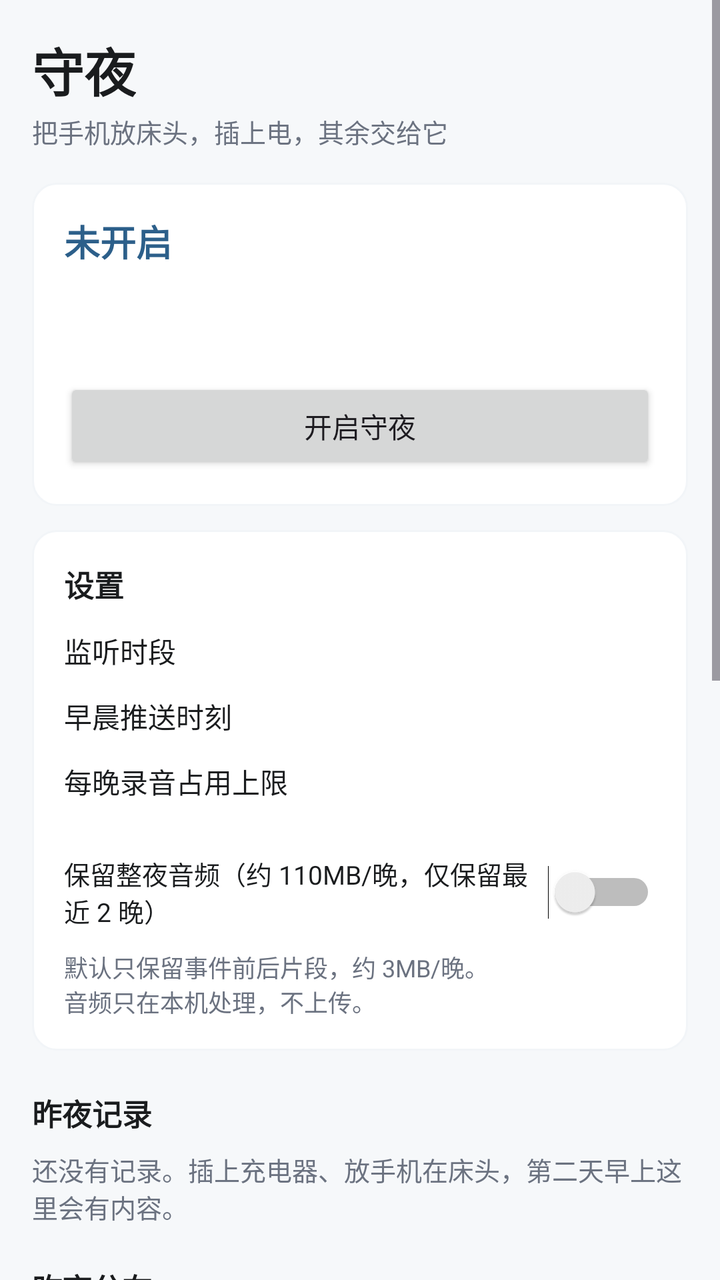
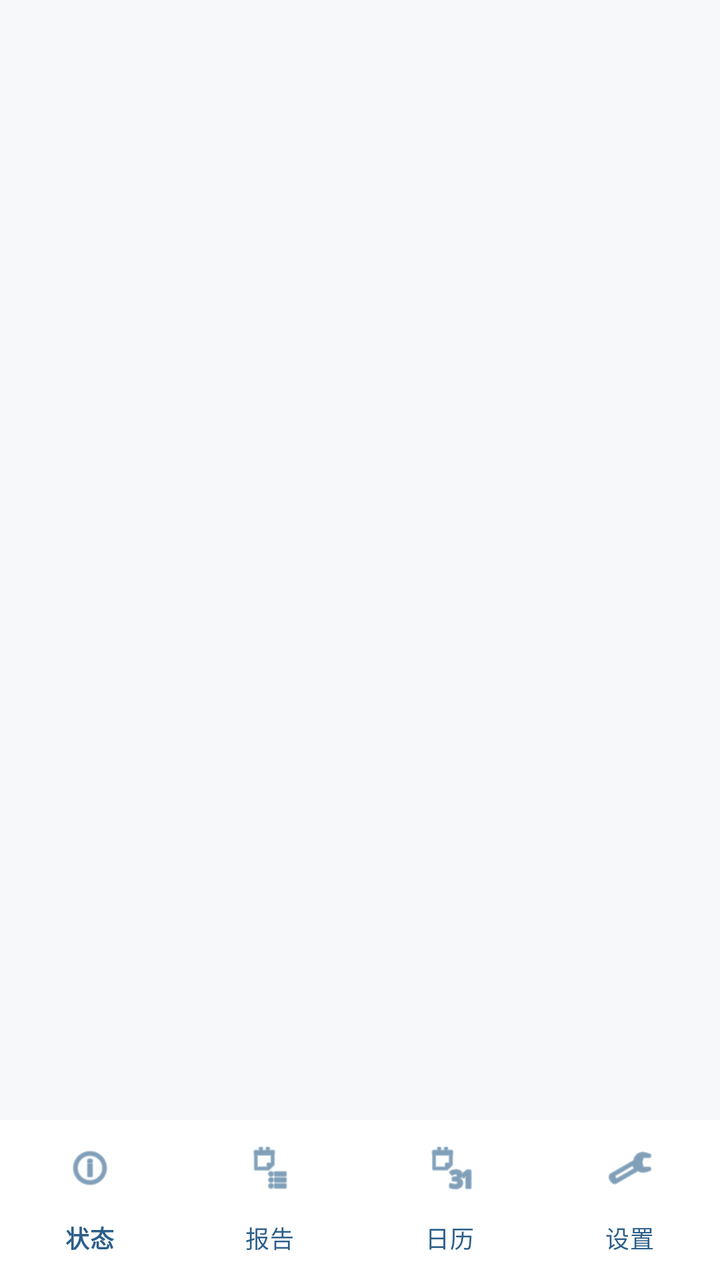

Two renders of the same Android screen: before a commit and after it. Below are the layout's source before the change and the commit's diff.
<!-- AndroidManifest.xml: application theme Theme.SleepSentry -->
<!-- res/layout/activity_main.xml -->
<?xml version="1.0" encoding="utf-8"?>
<ScrollView xmlns:android="http://schemas.android.com/apk/res/android"
    android:layout_width="match_parent"
    android:layout_height="match_parent"
    android:background="@color/bg"
    android:fillViewport="true">

    <LinearLayout
        android:layout_width="match_parent"
        android:layout_height="wrap_content"
        android:orientation="vertical"
        android:padding="16dp">

        <TextView
            android:layout_width="wrap_content"
            android:layout_height="wrap_content"
            android:text="@string/app_name"
            android:textColor="@color/text"
            android:textSize="26sp"
            android:textStyle="bold" />

        <TextView
            android:layout_width="wrap_content"
            android:layout_height="wrap_content"
            android:layout_marginTop="2dp"
            android:text="@string/tagline"
            android:textColor="@color/textDim"
            android:textSize="13sp" />

        
        <LinearLayout
            android:layout_width="match_parent"
            android:layout_height="wrap_content"
            android:layout_marginTop="16dp"
            android:background="@drawable/card_bg"
            android:orientation="vertical"
            android:padding="16dp">

            <TextView
                android:id="@+id/stateText"
                android:layout_width="wrap_content"
                android:layout_height="wrap_content"
                android:textColor="@color/brand"
                android:textSize="18sp"
                android:textStyle="bold"
                tools:ignore="MissingPrefix"
                xmlns:tools="http://schemas.android.com/tools"
                android:text="@string/state_idle" />

            <TextView
                android:id="@+id/liveText"
                android:layout_width="wrap_content"
                android:layout_height="wrap_content"
                android:layout_marginTop="4dp"
                android:textColor="@color/textDim"
                android:textSize="13sp" />

            <TextView
                android:id="@+id/streakText"
                android:layout_width="wrap_content"
                android:layout_height="wrap_content"
                android:layout_marginTop="4dp"
                android:textColor="@color/good"
                android:textSize="13sp" />

            <Button
                android:id="@+id/toggleBtn"
                android:layout_width="match_parent"
                android:layout_height="48dp"
                android:layout_marginTop="12dp"
                android:text="@string/action_enable" />
        </LinearLayout>

        
        <TextView
            android:id="@+id/warnText"
            android:layout_width="match_parent"
            android:layout_height="wrap_content"
            android:layout_marginTop="10dp"
            android:background="@drawable/warn_bg"
            android:padding="12dp"
            android:textColor="@color/warn"
            android:textSize="13sp"
            android:visibility="gone" />

        
        <LinearLayout
            android:layout_width="match_parent"
            android:layout_height="wrap_content"
            android:layout_marginTop="12dp"
            android:background="@drawable/card_bg"
            android:orientation="vertical"
            android:padding="16dp">

            <TextView
                android:layout_width="wrap_content"
                android:layout_height="wrap_content"
                android:text="设置"
                android:textColor="@color/text"
                android:textSize="15sp"
                android:textStyle="bold" />

            <LinearLayout
                android:id="@+id/windowRow"
                android:layout_width="match_parent"
                android:layout_height="wrap_content"
                android:layout_marginTop="12dp"
                android:orientation="horizontal">

                <TextView
                    android:layout_width="0dp"
                    android:layout_height="wrap_content"
                    android:layout_weight="1"
                    android:text="@string/label_window"
                    android:textColor="@color/text"
                    android:textSize="14sp" />

                <TextView
                    android:id="@+id/windowText"
                    android:layout_width="wrap_content"
                    android:layout_height="wrap_content"
                    android:textColor="@color/brand"
                    android:textSize="14sp"
                    android:textStyle="bold" />
            </LinearLayout>

            <LinearLayout
                android:id="@+id/morningRow"
                android:layout_width="match_parent"
                android:layout_height="wrap_content"
                android:layout_marginTop="12dp"
                android:orientation="horizontal">

                <TextView
                    android:layout_width="0dp"
                    android:layout_height="wrap_content"
                    android:layout_weight="1"
                    android:text="早晨推送时刻"
                    android:textColor="@color/text"
                    android:textSize="14sp" />

                <TextView
                    android:id="@+id/morningText"
                    android:layout_width="wrap_content"
                    android:layout_height="wrap_content"
                    android:textColor="@color/brand"
                    android:textSize="14sp"
                    android:textStyle="bold" />
            </LinearLayout>

            <LinearLayout
                android:id="@+id/quotaRow"
                android:layout_width="match_parent"
                android:layout_height="wrap_content"
                android:layout_marginTop="12dp"
                android:orientation="horizontal">

                <LinearLayout
                    android:layout_width="0dp"
                    android:layout_height="wrap_content"
                    android:layout_weight="1"
                    android:orientation="vertical">

                    <TextView
                        android:layout_width="wrap_content"
                        android:layout_height="wrap_content"
                        android:text="每晚录音占用上限"
                        android:textColor="@color/text"
                        android:textSize="14sp" />

                    <TextView
                        android:id="@+id/quotaUsage"
                        android:layout_width="wrap_content"
                        android:layout_height="wrap_content"
                        android:layout_marginTop="2dp"
                        android:textColor="@color/textDim"
                        android:textSize="12sp" />
                </LinearLayout>

                <TextView
                    android:id="@+id/quotaText"
                    android:layout_width="wrap_content"
                    android:layout_height="wrap_content"
                    android:layout_gravity="center_vertical"
                    android:textColor="@color/brand"
                    android:textSize="14sp"
                    android:textStyle="bold" />
            </LinearLayout>

            <Switch
                android:id="@+id/fullAudioSwitch"
                android:layout_width="match_parent"
                android:layout_height="wrap_content"
                android:layout_marginTop="8dp"
                android:text="保留整夜音频（约 110MB/晚，仅保留最近 2 晚）"
                android:textColor="@color/text"
                android:textSize="13sp" />

            <TextView
                android:layout_width="match_parent"
                android:layout_height="wrap_content"
                android:layout_marginTop="10dp"
                android:text="默认只保留事件前后片段，约 3MB/晚。\n音频只在本机处理，不上传。"
                android:textColor="@color/textDim"
                android:textSize="12sp" />
        </LinearLayout>

        
        <TextView
            android:id="@+id/lastNightHeader"
            android:layout_width="wrap_content"
            android:layout_height="wrap_content"
            android:layout_marginTop="20dp"
            android:text="@string/label_last_night"
            android:textColor="@color/text"
            android:textSize="15sp"
            android:textStyle="bold" />

        <TextView
            android:id="@+id/emptyText"
            android:layout_width="match_parent"
            android:layout_height="wrap_content"
            android:layout_marginTop="8dp"
            android:text="@string/no_record"
            android:textColor="@color/textDim"
            android:textSize="13sp" />

        <LinearLayout
            android:id="@+id/reportCard"
            android:layout_width="match_parent"
            android:layout_height="wrap_content"
            android:layout_marginTop="10dp"
            android:background="@drawable/card_bg"
            android:orientation="vertical"
            android:padding="16dp"
            android:visibility="gone">

            <TextView
                android:id="@+id/reportHeadline"
                android:layout_width="wrap_content"
                android:layout_height="wrap_content"
                android:textColor="@color/text"
                android:textSize="17sp"
                android:textStyle="bold" />

            <TextView
                android:id="@+id/reportSub"
                android:layout_width="wrap_content"
                android:layout_height="wrap_content"
                android:layout_marginTop="4dp"
                android:textColor="@color/textDim"
                android:textSize="13sp" />

            <TextView
                android:id="@+id/reportLevel"
                android:layout_width="wrap_content"
                android:layout_height="wrap_content"
                android:layout_marginTop="8dp"
                android:textSize="15sp"
                android:textStyle="bold" />

            <com.sleepsentry.ui.TimelineView
                android:id="@+id/timeline"
                android:layout_width="match_parent"
                android:layout_height="120dp"
                android:layout_marginTop="12dp" />

            <TextView
                android:layout_width="match_parent"
                android:layout_height="wrap_content"
                android:layout_marginTop="6dp"
                android:text="橙色标记为疑似呼吸暂停事件，点击可回听原声"
                android:textColor="@color/textDim"
                android:textSize="12sp" />

            <LinearLayout
                android:layout_width="match_parent"
                android:layout_height="wrap_content"
                android:layout_marginTop="10dp"
                android:gravity="end">

                <Button
                    android:id="@+id/sortBtn"
                    android:layout_width="wrap_content"
                    android:layout_height="36dp"
                    android:minWidth="0dp"
                    android:paddingLeft="16dp"
                    android:paddingRight="16dp"
                    android:textSize="12sp" />
            </LinearLayout>

            <LinearLayout
                android:id="@+id/eventList"
                android:layout_width="match_parent"
                android:layout_height="wrap_content"
                android:layout_marginTop="8dp"
                android:orientation="vertical" />
        </LinearLayout>

        <TextView
            android:layout_width="wrap_content"
            android:layout_height="wrap_content"
            android:layout_marginTop="20dp"
            android:text="昨夜分布"
            android:textColor="@color/text"
            android:textSize="15sp"
            android:textStyle="bold" />

        <com.sleepsentry.ui.HourlyChartView
            android:id="@+id/hourlyChart"
            android:layout_width="match_parent"
            android:layout_height="150dp"
            android:layout_marginTop="8dp"
            android:background="@drawable/card_bg" />

        <TextView
            android:layout_width="match_parent"
            android:layout_height="wrap_content"
            android:layout_marginTop="4dp"
            android:text="横轴是钟点，浅蓝底为当晚实际有录音的时段。点击柱子可跳到该时段的事件。"
            android:textColor="@color/textDim"
            android:textSize="12sp" />

        
        <TextView
            android:layout_width="wrap_content"
            android:layout_height="wrap_content"
            android:layout_marginTop="20dp"
            android:text="@string/label_trend"
            android:textColor="@color/text"
            android:textSize="15sp"
            android:textStyle="bold" />

        <com.sleepsentry.ui.TrendView
            android:id="@+id/trend"
            android:layout_width="match_parent"
            android:layout_height="110dp"
            android:layout_marginTop="8dp"
            android:background="@drawable/card_bg" />

        <Button
            android:id="@+id/clearAllBtn"
            android:layout_width="match_parent"
            android:layout_height="48dp"
            android:layout_marginTop="20dp"
            android:backgroundTint="@color/bad"
            android:text="清除所有录音与记录"
            android:textColor="#FFFFFFFF"
            android:textSize="15sp" />

        <TextView
            android:layout_width="match_parent"
            android:layout_height="wrap_content"
            android:layout_marginTop="6dp"
            android:text="会删掉全部音频文件与历史报告，不可恢复。设置与监听开关不受影响。"
            android:textColor="@color/textDim"
            android:textSize="12sp" />

        <TextView
            android:layout_width="match_parent"
            android:layout_height="wrap_content"
            android:layout_marginTop="16dp"
            android:text="@string/report_disclaimer"
            android:textColor="@color/textDim"
            android:textSize="12sp" />
    </LinearLayout>
</ScrollView>
<!-- resources referenced by this layout -->
<resources>
  <color name="bad">#FFB03A3A</color>
  <color name="bg">#FFF6F8FA</color>
  <color name="brand">#FF2C5F8A</color>
  <color name="good">#FF2E7D5B</color>
  <color name="text">#FF1A1C1E</color>
  <color name="textDim">#FF6B7280</color>
  <color name="warn">#FFB4761E</color>
  <!-- drawable card_bg (drawable) -->
  <?xml version="1.0" encoding="utf-8"?>
  <shape xmlns:android="http://schemas.android.com/apk/res/android" android:shape="rectangle">
      <solid android:color="#FFFFFF" />
      <corners android:radius="12dp" />
      <stroke android:width="1dp" android:color="#F2F5F8" />
  </shape>
  <!-- drawable warn_bg (drawable) -->
  <?xml version="1.0" encoding="utf-8"?>
  <shape xmlns:android="http://schemas.android.com/apk/res/android" android:shape="rectangle">
      <solid android:color="#FFF8EC" />
      <corners android:radius="12dp" />
      <stroke android:width="1dp" android:color="#E8D5AE" />
  </shape>
  <string name="action_enable">开启守夜</string>
  <string name="app_name">守夜</string>
  <string name="label_last_night">昨夜记录</string>
  <string name="label_trend">近 30 晚趋势</string>
  <string name="label_window">监听时段</string>
  <string name="no_record">还没有记录。插上充电器、放手机在床头，第二天早上这里会有内容。</string>
  <string name="report_disclaimer">本记录基于手机麦克风的声音推算，不构成医疗诊断。声音记录无法反映血氧与中枢性事件，请以医院睡眠监测（PSG/HSAT）为准。</string>
  <string name="state_idle">未开启</string>
  <string name="tagline">把手机放床头，插上电，其余交给它</string>
  <style name="Theme.SleepSentry" parent="Theme.Material3.DayNight.NoActionBar">
          <item name="colorPrimary">@color/brand</item>
          <item name="colorOnPrimary">#FFFFFFFF</item>
          <item name="colorSecondary">@color/brandDim</item>
          <item name="android:statusBarColor">@color/brandDark</item>
      </style>
  <color name="brandDim">#FF6E93B4</color>
  <color name="brandDark">#FF1B3B56</color>
</resources>

<!-- the commit's change to res/layout/activity_main.xml (unified diff, before → after) -->
@@ -1,367 +1,24 @@
 <?xml version="1.0" encoding="utf-8"?>
-<ScrollView xmlns:android="http://schemas.android.com/apk/res/android"
+<LinearLayout xmlns:android="http://schemas.android.com/apk/res/android"
+    xmlns:app="http://schemas.android.com/apk/res-auto"
     android:layout_width="match_parent"
     android:layout_height="match_parent"
-    android:background="@color/bg"
-    android:fillViewport="true">
+    android:orientation="vertical"
+    android:background="@color/bg">
 
-    <LinearLayout
+    <FrameLayout
+        android:id="@+id/container"
+        android:layout_width="match_parent"
+        android:layout_height="0dp"
+        android:layout_weight="1" />
+
+    <com.google.android.material.bottomnavigation.BottomNavigationView
+        android:id="@+id/bottomNav"
         android:layout_width="match_parent"
         android:layout_height="wrap_content"
-        android:orientation="vertical"
-        android:padding="16dp">
-
-        <TextView
-            android:layout_width="wrap_content"
-            android:layout_height="wrap_content"
-            android:text="@string/app_name"
-            android:textColor="@color/text"
-            android:textSize="26sp"
-            android:textStyle="bold" />
-
-        <TextView
-            android:layout_width="wrap_content"
-            android:layout_height="wrap_content"
-            android:layout_marginTop="2dp"
-            android:text="@string/tagline"
-            android:textColor="@color/textDim"
-            android:textSize="13sp" />
-
-        
-        <LinearLayout
-            android:layout_width="match_parent"
-            android:layout_height="wrap_content"
-            android:layout_marginTop="16dp"
-            android:background="@drawable/card_bg"
-            android:orientation="vertical"
-            android:padding="16dp">
-
-            <TextView
-                android:id="@+id/stateText"
-                android:layout_width="wrap_content"
-                android:layout_height="wrap_content"
-                android:textColor="@color/brand"
-                android:textSize="18sp"
-                android:textStyle="bold"
-                tools:ignore="MissingPrefix"
-                xmlns:tools="http://schemas.android.com/tools"
-                android:text="@string/state_idle" />
-
-            <TextView
-                android:id="@+id/liveText"
-                android:layout_width="wrap_content"
-                android:layout_height="wrap_content"
-                android:layout_marginTop="4dp"
-                android:textColor="@color/textDim"
-                android:textSize="13sp" />
-
-            <TextView
-                android:id="@+id/streakText"
-                android:layout_width="wrap_content"
-                android:layout_height="wrap_content"
-                android:layout_marginTop="4dp"
-                android:textColor="@color/good"
-                android:textSize="13sp" />
-
-            <Button
-                android:id="@+id/toggleBtn"
-                android:layout_width="match_parent"
-                android:layout_height="48dp"
-                android:layout_marginTop="12dp"
-                android:text="@string/action_enable" />
-        </LinearLayout>
-
-        
-        <TextView
-            android:id="@+id/warnText"
-            android:layout_width="match_parent"
-            android:layout_height="wrap_content"
-            android:layout_marginTop="10dp"
-            android:background="@drawable/warn_bg"
-            android:padding="12dp"
-            android:textColor="@color/warn"
-            android:textSize="13sp"
-            android:visibility="gone" />
-
-        
-        <LinearLayout
-            android:layout_width="match_parent"
-            android:layout_height="wrap_content"
-            android:layout_marginTop="12dp"
-            android:background="@drawable/card_bg"
-            android:orientation="vertical"
-            android:padding="16dp">
-
-            <TextView
-                android:layout_width="wrap_content"
-                android:layout_height="wrap_content"
-                android:text="设置"
-                android:textColor="@color/text"
-                android:textSize="15sp"
-                android:textStyle="bold" />
-
-            <LinearLayout
-                android:id="@+id/windowRow"
-                android:layout_width="match_parent"
-                android:layout_height="wrap_content"
-                android:layout_marginTop="12dp"
-                android:orientation="horizontal">
-
-                <TextView
-                    android:layout_width="0dp"
-                    android:layout_height="wrap_content"
-                    android:layout_weight="1"
-                    android:text="@string/label_window"
-                    android:textColor="@color/text"
-                    android:textSize="14sp" />
-
-                <TextView
-                    android:id="@+id/windowText"
-                    android:layout_width="wrap_content"
-                    android:layout_height="wrap_content"
-                    android:textColor="@color/brand"
-                    android:textSize="14sp"
-                    android:textStyle="bold" />
-            </LinearLayout>
-
-            <LinearLayout
-                android:id="@+id/morningRow"
-                android:layout_width="match_parent"
-                android:layout_height="wrap_content"
-                android:layout_marginTop="12dp"
-                android:orientation="horizontal">
-
-                <TextView
-                    android:layout_width="0dp"
-                    android:layout_height="wrap_content"
-                    android:layout_weight="1"
-                    android:text="早晨推送时刻"
-                    android:textColor="@color/text"
-                    android:textSize="14sp" />
-
-                <TextView
-                    android:id="@+id/morningText"
-                    android:layout_width="wrap_content"
-                    android:layout_height="wrap_content"
-                    android:textColor="@color/brand"
-                    android:textSize="14sp"
-                    android:textStyle="bold" />
-            </LinearLayout>
-
-            <LinearLayout
-                android:id="@+id/quotaRow"
-                android:layout_width="match_parent"
-                android:layout_height="wrap_content"
-                android:layout_marginTop="12dp"
-                android:orientation="horizontal">
-
-                <LinearLayout
-                    android:layout_width="0dp"
-                    android:layout_height="wrap_content"
-                    android:layout_weight="1"
-                    android:orientation="vertical">
-
-                    <TextView
-                        android:layout_width="wrap_content"
-                        android:layout_height="wrap_content"
-                        android:text="每晚录音占用上限"
-                        android:textColor="@color/text"
-                        android:textSize="14sp" />
-
-                    <TextView
-                        android:id="@+id/quotaUsage"
-                        android:layout_width="wrap_content"
-                        android:layout_height="wrap_content"
-                        android:layout_marginTop="2dp"
-                        android:textColor="@color/textDim"
-                        android:textSize="12sp" />
-                </LinearLayout>
-
-                <TextView
-                    android:id="@+id/quotaText"
-                    android:layout_width="wrap_content"
-                    android:layout_height="wrap_content"
-                    android:layout_gravity="center_vertical"
-                    android:textColor="@color/brand"
-                    android:textSize="14sp"
-                    android:textStyle="bold" />
-            </LinearLayout>
-
-            <Switch
-                android:id="@+id/fullAudioSwitch"
-                android:layout_width="match_parent"
-                android:layout_height="wrap_content"
-                android:layout_marginTop="8dp"
-                android:text="保留整夜音频（约 110MB/晚，仅保留最近 2 晚）"
-                android:textColor="@color/text"
-                android:textSize="13sp" />
-
-            <TextView
-                android:layout_width="match_parent"
-                android:layout_height="wrap_content"
-                android:layout_marginTop="10dp"
-                android:text="默认只保留事件前后片段，约 3MB/晚。\n音频只在本机处理，不上传。"
-                android:textColor="@color/textDim"
-                android:textSize="12sp" />
-        </LinearLayout>
-
-        
-        <TextView
-            android:id="@+id/lastNightHeader"
-            android:layout_width="wrap_content"
-            android:layout_height="wrap_content"
-            android:layout_marginTop="20dp"
-            android:text="@string/label_last_night"
-            android:textColor="@color/text"
-            android:textSize="15sp"
-            android:textStyle="bold" />
-
-        <TextView
-            android:id="@+id/emptyText"
-            android:layout_width="match_parent"
-            android:layout_height="wrap_content"
-            android:layout_marginTop="8dp"
-            android:text="@string/no_record"
-            android:textColor="@color/textDim"
-            android:textSize="13sp" />
-
-        <LinearLayout
-            android:id="@+id/reportCard"
-            android:layout_width="match_parent"
-            android:layout_height="wrap_content"
-            android:layout_marginTop="10dp"
-            android:background="@drawable/card_bg"
-            android:orientation="vertical"
-            android:padding="16dp"
-            android:visibility="gone">
-
-            <TextView
-                android:id="@+id/reportHeadline"
-                android:layout_width="wrap_content"
-                android:layout_height="wrap_content"
-                android:textColor="@color/text"
-                android:textSize="17sp"
-                android:textStyle="bold" />
-
-            <TextView
-                android:id="@+id/reportSub"
-                android:layout_width="wrap_content"
-                android:layout_height="wrap_content"
-                android:layout_marginTop="4dp"
-                android:textColor="@color/textDim"
-                android:textSize="13sp" />
-
-            <TextView
-                android:id="@+id/reportLevel"
-                android:layout_width="wrap_content"
-                android:layout_height="wrap_content"
-                android:layout_marginTop="8dp"
-                android:textSize="15sp"
-                android:textStyle="bold" />
-
-            <com.sleepsentry.ui.TimelineView
-                android:id="@+id/timeline"
-                android:layout_width="match_parent"
-                android:layout_height="120dp"
-                android:layout_marginTop="12dp" />
-
-            <TextView
-                android:layout_width="match_parent"
-                android:layout_height="wrap_content"
-                android:layout_marginTop="6dp"
-                android:text="橙色标记为疑似呼吸暂停事件，点击可回听原声"
-                android:textColor="@color/textDim"
-                android:textSize="12sp" />
-
-            <LinearLayout
-                android:layout_width="match_parent"
-                android:layout_height="wrap_content"
-                android:layout_marginTop="10dp"
-                android:gravity="end">
-
-                <Button
-                    android:id="@+id/sortBtn"
-                    android:layout_width="wrap_content"
-                    android:layout_height="36dp"
-                    android:minWidth="0dp"
-                    android:paddingLeft="16dp"
-                    android:paddingRight="16dp"
-                    android:textSize="12sp" />
-            </LinearLayout>
-
-            <LinearLayout
-                android:id="@+id/eventList"
-                android:layout_width="match_parent"
-                android:layout_height="wrap_content"
-                android:layout_marginTop="8dp"
-                android:orientation="vertical" />
-        </LinearLayout>
-
-        <TextView
-            android:layout_width="wrap_content"
-            android:layout_height="wrap_content"
-            android:layout_marginTop="20dp"
-            android:text="昨夜分布"
-            android:textColor="@color/text"
-            android:textSize="15sp"
-            android:textStyle="bold" />
-
-        <com.sleepsentry.ui.HourlyChartView
-            android:id="@+id/hourlyChart"
-            android:layout_width="match_parent"
-            android:layout_height="150dp"
-            android:layout_marginTop="8dp"
-            android:background="@drawable/card_bg" />
-
-        <TextView
-            android:layout_width="match_parent"
-            android:layout_height="wrap_content"
-            android:layout_marginTop="4dp"
-            android:text="横轴是钟点，浅蓝底为当晚实际有录音的时段。点击柱子可跳到该时段的事件。"
-            android:textColor="@color/textDim"
-            android:textSize="12sp" />
-
-        
-        <TextView
-            android:layout_width="wrap_content"
-            android:layout_height="wrap_content"
-            android:layout_marginTop="20dp"
-            android:text="@string/label_trend"
-            android:textColor="@color/text"
-            android:textSize="15sp"
-            android:textStyle="bold" />
-
-        <com.sleepsentry.ui.TrendView
-            android:id="@+id/trend"
-            android:layout_width="match_parent"
-            android:layout_height="110dp"
-            android:layout_marginTop="8dp"
-            android:background="@drawable/card_bg" />
-
-        <Button
-            android:id="@+id/clearAllBtn"
-            android:layout_width="match_parent"
-            android:layout_height="48dp"
-            android:layout_marginTop="20dp"
-            android:backgroundTint="@color/bad"
-            android:text="清除所有录音与记录"
-            android:textColor="#FFFFFFFF"
-            android:textSize="15sp" />
-
-        <TextView
-            android:layout_width="match_parent"
-            android:layout_height="wrap_content"
-            android:layout_marginTop="6dp"
-            android:text="会删掉全部音频文件与历史报告，不可恢复。设置与监听开关不受影响。"
-            android:textColor="@color/textDim"
-            android:textSize="12sp" />
-
-        <TextView
-            android:layout_width="match_parent"
-            android:layout_height="wrap_content"
-            android:layout_marginTop="16dp"
-            android:text="@string/report_disclaimer"
-            android:textColor="@color/textDim"
-            android:textSize="12sp" />
-    </LinearLayout>
-</ScrollView>
+        android:background="@color/card"
+        app:itemIconTint="@color/brand"
+        app:itemTextColor="@color/brand"
+        app:labelVisibilityMode="labeled"
+        app:menu="@menu/bottom_nav" />
+</LinearLayout>
<!-- resource entries referenced after the edit -->
@@ -1,35 +1,8 @@
 <!-- resources referenced by this layout -->
 <resources>
-  <color name="bad">#FFB03A3A</color>
   <color name="bg">#FFF6F8FA</color>
   <color name="brand">#FF2C5F8A</color>
-  <color name="good">#FF2E7D5B</color>
-  <color name="text">#FF1A1C1E</color>
-  <color name="textDim">#FF6B7280</color>
-  <color name="warn">#FFB4761E</color>
-  <!-- drawable card_bg (drawable) -->
-  <?xml version="1.0" encoding="utf-8"?>
-  <shape xmlns:android="http://schemas.android.com/apk/res/android" android:shape="rectangle">
-      <solid android:color="#FFFFFF" />
-      <corners android:radius="12dp" />
-      <stroke android:width="1dp" android:color="#F2F5F8" />
-  </shape>
-  <!-- drawable warn_bg (drawable) -->
-  <?xml version="1.0" encoding="utf-8"?>
-  <shape xmlns:android="http://schemas.android.com/apk/res/android" android:shape="rectangle">
-      <solid android:color="#FFF8EC" />
-      <corners android:radius="12dp" />
-      <stroke android:width="1dp" android:color="#E8D5AE" />
-  </shape>
-  <string name="action_enable">开启守夜</string>
-  <string name="app_name">守夜</string>
-  <string name="label_last_night">昨夜记录</string>
-  <string name="label_trend">近 30 晚趋势</string>
-  <string name="label_window">监听时段</string>
-  <string name="no_record">还没有记录。插上充电器、放手机在床头，第二天早上这里会有内容。</string>
-  <string name="report_disclaimer">本记录基于手机麦克风的声音推算，不构成医疗诊断。声音记录无法反映血氧与中枢性事件，请以医院睡眠监测（PSG/HSAT）为准。</string>
-  <string name="state_idle">未开启</string>
-  <string name="tagline">把手机放床头，插上电，其余交给它</string>
+  <color name="card">#FFFFFFFF</color>
   <style name="Theme.SleepSentry" parent="Theme.Material3.DayNight.NoActionBar">
           <item name="colorPrimary">@color/brand</item>
           <item name="colorOnPrimary">#FFFFFFFF</item>
